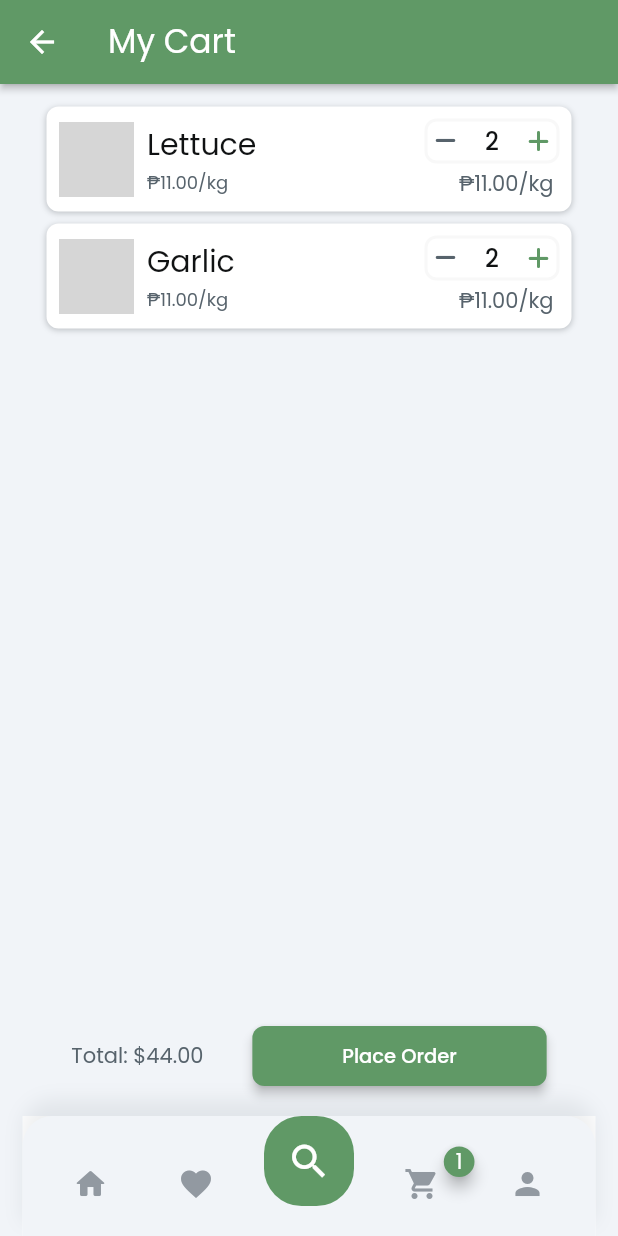
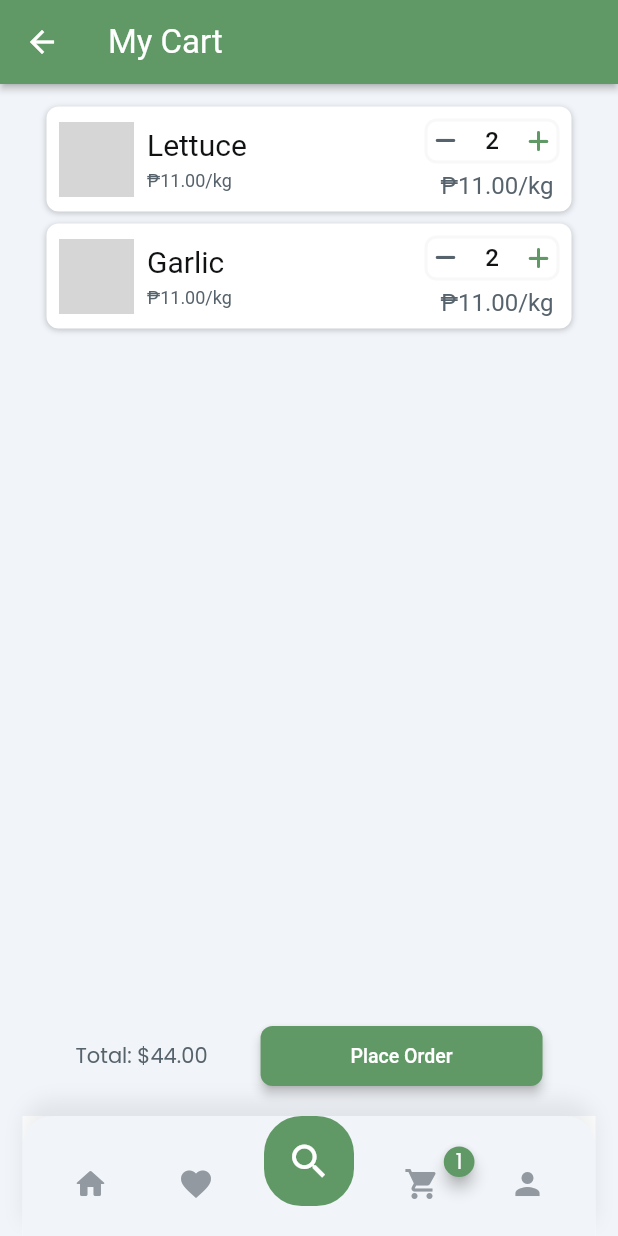
Before and after one commit to Cpdavey77/Palengke_Fresh, a Flutter app: the CartDraftWidget screen opened by its route, on a phone screen of 412 x 824 dp. Run offline on Flutter 3.47's test engine with Material 2 defaults, Android fonts, the light colour scheme and no system bars; drawn by our look-alikes of auto_size_text, badges; our stand-ins replace dropdown_button2, easy_debounce, font_awesome_flutter, from_css_color, go_router, google_fonts and 3 more; missing offline and left inert: aligned_dialog, json_path; accounts and stored records are empty; network calls fail; grey boxes are pictures that could not be loaded.

Commit message:
Changes font families to Roboto for peso sign

```diff
--- a/lib/pages/cart_draft/cart_draft_widget.dart
+++ b/lib/pages/cart_draft/cart_draft_widget.dart
@@ -52,7 +52,7 @@ class _CartDraftWidgetState extends State<CartDraftWidget> {
           title: Text(
             'My Cart',
             style: FlutterFlowTheme.of(context).headlineMedium.override(
-                  fontFamily: 'Poppins',
+                  fontFamily: 'Roboto',
                   color: Colors.white,
                   fontSize: 22.0,
                 ),
@@ -163,7 +163,7 @@ class _CartDraftWidgetState extends State<CartDraftWidget> {
                                                     FlutterFlowTheme.of(context)
                                                         .headlineSmall
                                                         .override(
-                                                          fontFamily: 'Poppins',
+                                                          fontFamily: 'Roboto',
                                                           fontSize: 20.0,
                                                         ),
                                               ),
@@ -173,7 +173,7 @@ class _CartDraftWidgetState extends State<CartDraftWidget> {
                                                     FlutterFlowTheme.of(context)
                                                         .bodyMedium
                                                         .override(
-                                                          fontFamily: 'Poppins',
+                                                          fontFamily: 'Roboto',
                                                           fontSize: 12.0,
                                                         ),
                                               ),
@@ -237,7 +237,7 @@ class _CartDraftWidgetState extends State<CartDraftWidget> {
                                                           context)
                                                       .labelMedium
                                                       .override(
-                                                        fontFamily: 'Poppins',
+                                                        fontFamily: 'Roboto',
                                                         fontSize: 16.0,
                                                       ),
                                                 ),
@@ -266,7 +266,11 @@ class _CartDraftWidgetState extends State<CartDraftWidget> {
                                               textAlign: TextAlign.end,
                                               style:
                                                   FlutterFlowTheme.of(context)
-                                                      .bodyMedium,
+                                                      .bodyMedium
+                                                      .override(
+                                                      fontFamily: 'Roboto',
+                                                      fontSize: 16
+                                                  ),
                                             ),
                                           ),
                                         ],
@@ -366,7 +370,7 @@ class _CartDraftWidgetState extends State<CartDraftWidget> {
                                                     FlutterFlowTheme.of(context)
                                                         .headlineSmall
                                                         .override(
-                                                          fontFamily: 'Poppins',
+                                                          fontFamily: 'Roboto',
                                                           fontSize: 20.0,
                                                         ),
                                               ),
@@ -376,7 +380,7 @@ class _CartDraftWidgetState extends State<CartDraftWidget> {
                                                     FlutterFlowTheme.of(context)
                                                         .bodyMedium
                                                         .override(
-                                                          fontFamily: 'Poppins',
+                                                          fontFamily: 'Roboto',
                                                           fontSize: 12.0,
                                                         ),
                                               ),
@@ -440,7 +444,7 @@ class _CartDraftWidgetState extends State<CartDraftWidget> {
                                                           context)
                                                       .labelMedium
                                                       .override(
-                                                        fontFamily: 'Poppins',
+                                                        fontFamily: 'Roboto',
                                                         fontSize: 16.0,
                                                       ),
                                                 ),
@@ -469,7 +473,11 @@ class _CartDraftWidgetState extends State<CartDraftWidget> {
                                               textAlign: TextAlign.end,
                                               style:
                                                   FlutterFlowTheme.of(context)
-                                                      .bodyMedium,
+                                                      .bodyMedium
+                                                      .override(
+                                                      fontFamily: 'Roboto',
+                                                      fontSize: 16
+                                                  ),
                                             ),
                                           ),
                                         ],
@@ -515,7 +523,7 @@ class _CartDraftWidgetState extends State<CartDraftWidget> {
                               textStyle: FlutterFlowTheme.of(context)
                                   .titleSmall
                                   .override(
-                                    fontFamily: 'Poppins',
+                                    fontFamily: 'Roboto',
                                     color: Colors.white,
                                     fontSize: 13.0,
                                   ),
```
Also changed, not shown: lib/pages/category_page_draft/category_page_draft_widget.dart (+53 -26 lines), lib/pages/home_page/home_page_widget.dart (+6 -6 lines).
